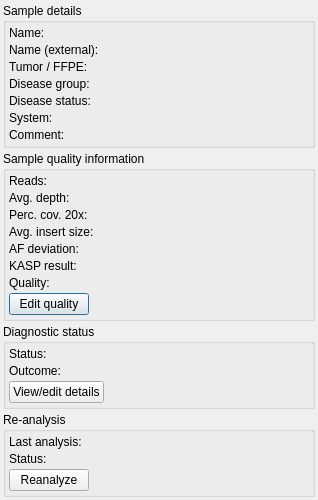
Old version of the form src/GSvar/SampleInformationDialog.ui in the repository imgag/ngs-bits.
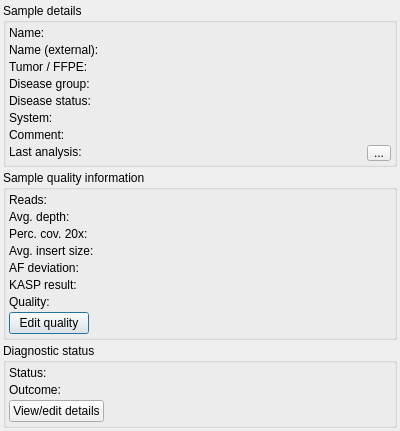
New version of the form. Icons and pictures are not drawn.

Commit message: NGSD/GSvar: added analysis status/queuing.

Patch:
```diff
--- a/src/GSvar/SampleInformationDialog.ui
+++ b/src/GSvar/SampleInformationDialog.ui
@@ -6,8 +6,8 @@
    <rect>
     <x>0</x>
     <y>0</y>
-    <width>318</width>
-    <height>470</height>
+    <width>400</width>
+    <height>428</height>
    </rect>
   </property>
   <property name="maximumSize">
@@ -64,27 +64,42 @@
         <property name="spacing">
          <number>3</number>
         </property>
-        <item row="6" column="0">
-         <widget class="QLabel" name="label_24">
-          <property name="toolTip">
-           <string>&lt;html&gt;&lt;head/&gt;&lt;body&gt;&lt;p&gt;Processed sample comment&lt;/p&gt;&lt;/body&gt;&lt;/html&gt;</string>
+        <item row="5" column="1">
+         <widget class="QLabel" name="system">
+          <property name="sizePolicy">
+           <sizepolicy hsizetype="Expanding" vsizetype="Preferred">
+            <horstretch>0</horstretch>
+            <verstretch>0</verstretch>
+           </sizepolicy>
           </property>
           <property name="text">
-           <string>Comment:</string>
+           <string/>
           </property>
-          <property name="alignment">
-           <set>Qt::AlignLeading|Qt::AlignLeft|Qt::AlignTop</set>
+         </widget>
+        </item>
+        <item row="2" column="1">
+         <widget class="QLabel" name="tumor_ffpe">
+          <property name="text">
+           <string/>
+          </property>
+         </widget>
+        </item>
+        <item row="1" column="1">
+         <widget class="QLabel" name="name_ext">
+          <property name="text">
+           <string/>
+          </property>
+         </widget>
+        </item>
+        <item row="3" column="0">
+         <widget class="QLabel" name="label_22">
+          <property name="text">
+           <string>Disease group:</string>
           </property>
          </widget>
         </item>
         <item row="6" column="1">
          <widget class="QLabel" name="comment">
-          <property name="sizePolicy">
-           <sizepolicy hsizetype="Preferred" vsizetype="Preferred">
-            <horstretch>0</horstretch>
-            <verstretch>0</verstretch>
-           </sizepolicy>
-          </property>
           <property name="text">
            <string/>
           </property>
@@ -100,6 +115,16 @@
           </property>
          </widget>
         </item>
+        <item row="7" column="0">
+         <widget class="QLabel" name="label_2">
+          <property name="text">
+           <string>Last analysis:</string>
+          </property>
+          <property name="alignment">
+           <set>Qt::AlignLeading|Qt::AlignLeft|Qt::AlignTop</set>
+          </property>
+         </widget>
+        </item>
         <item row="5" column="0">
          <widget class="QLabel" name="label_8">
           <property name="text">
@@ -107,20 +132,6 @@
           </property>
          </widget>
         </item>
-        <item row="1" column="1">
-         <widget class="QLabel" name="name_ext">
-          <property name="text">
-           <string/>
-          </property>
-         </widget>
-        </item>
-        <item row="2" column="1">
-         <widget class="QLabel" name="tumor_ffpe">
-          <property name="text">
-           <string/>
-          </property>
-         </widget>
-        </item>
         <item row="1" column="0">
          <widget class="QLabel" name="label_19">
           <property name="text">
@@ -128,6 +139,20 @@
           </property>
          </widget>
         </item>
+        <item row="0" column="1">
+         <widget class="QLabel" name="name">
+          <property name="text">
+           <string/>
+          </property>
+         </widget>
+        </item>
+        <item row="4" column="1">
+         <widget class="QLabel" name="disease_status">
+          <property name="text">
+           <string/>
+          </property>
+         </widget>
+        </item>
         <item row="0" column="0">
          <widget class="QLabel" name="label">
           <property name="text">
@@ -135,10 +160,16 @@
           </property>
          </widget>
         </item>
-        <item row="4" column="1">
-         <widget class="QLabel" name="disease_status">
+        <item row="6" column="0">
+         <widget class="QLabel" name="label_24">
+          <property name="toolTip">
+           <string>&lt;html&gt;&lt;head/&gt;&lt;body&gt;&lt;p&gt;Processed sample comment&lt;/p&gt;&lt;/body&gt;&lt;/html&gt;</string>
+          </property>
           <property name="text">
-           <string/>
+           <string>Comment:</string>
+          </property>
+          <property name="alignment">
+           <set>Qt::AlignLeading|Qt::AlignLeft|Qt::AlignTop</set>
           </property>
          </widget>
         </item>
@@ -156,32 +187,48 @@
           </property>
          </widget>
         </item>
-        <item row="3" column="0">
-         <widget class="QLabel" name="label_22">
-          <property name="text">
-           <string>Disease group:</string>
-          </property>
-         </widget>
-        </item>
-        <item row="5" column="1">
-         <widget class="QLabel" name="system">
-          <property name="sizePolicy">
-           <sizepolicy hsizetype="Expanding" vsizetype="Preferred">
-            <horstretch>0</horstretch>
-            <verstretch>0</verstretch>
-           </sizepolicy>
-          </property>
-          <property name="text">
-           <string/>
-          </property>
-         </widget>
-        </item>
-        <item row="0" column="1">
-         <widget class="QLabel" name="name">
-          <property name="text">
-           <string/>
-          </property>
-         </widget>
+        <item row="7" column="1">
+         <layout class="QHBoxLayout" name="horizontalLayout_3">
+          <item>
+           <widget class="QLabel" name="date_bam">
+            <property name="minimumSize">
+             <size>
+              <width>10</width>
+              <height>0</height>
+             </size>
+            </property>
+            <property name="toolTip">
+             <string>&lt;html&gt;&lt;head/&gt;&lt;body&gt;&lt;p&gt;BAM file date&lt;/p&gt;&lt;/body&gt;&lt;/html&gt;</string>
+            </property>
+            <property name="text">
+             <string/>
+            </property>
+            <property name="alignment">
+             <set>Qt::AlignLeading|Qt::AlignLeft|Qt::AlignTop</set>
+            </property>
+           </widget>
+          </item>
+          <item>
+           <widget class="QToolButton" name="restart_button">
+            <property name="minimumSize">
+             <size>
+              <width>16</width>
+              <height>16</height>
+             </size>
+            </property>
+            <property name="toolTip">
+             <string>Restart analysis.</string>
+            </property>
+            <property name="text">
+             <string>...</string>
+            </property>
+            <property name="icon">
+             <iconset resource="GSvar.qrc">
+              <normaloff>:/Icons/Refresh.png</normaloff>:/Icons/Refresh.png</iconset>
+            </property>
+           </widget>
+          </item>
+         </layout>
         </item>
        </layout>
       </item>
@@ -454,113 +501,6 @@
      </layout>
     </widget>
    </item>
-   <item>
-    <widget class="QGroupBox" name="groupBox_4">
-     <property name="title">
-      <string>Re-analysis</string>
-     </property>
-     <property name="flat">
-      <bool>true</bool>
-     </property>
-     <layout class="QVBoxLayout" name="verticalLayout_5" stretch="0">
-      <property name="spacing">
-       <number>3</number>
-      </property>
-      <property name="leftMargin">
-       <number>3</number>
-      </property>
-      <property name="topMargin">
-       <number>3</number>
-      </property>
-      <property name="rightMargin">
-       <number>3</number>
-      </property>
-      <property name="bottomMargin">
-       <number>3</number>
-      </property>
-      <item>
-       <layout class="QGridLayout" name="gridLayout_2">
-        <property name="spacing">
-         <number>3</number>
-        </property>
-        <item row="2" column="0">
-         <widget class="QLabel" name="label_6">
-          <property name="text">
-           <string>Status:</string>
-          </property>
-         </widget>
-        </item>
-        <item row="3" column="0" colspan="2">
-         <layout class="QHBoxLayout" name="horizontalLayout_5">
-          <property name="spacing">
-           <number>0</number>
-          </property>
-          <item>
-           <widget class="QPushButton" name="reanalyze_button">
-            <property name="text">
-             <string>Reanalyze</string>
-            </property>
-           </widget>
-          </item>
-          <item>
-           <spacer name="horizontalSpacer_4">
-            <property name="orientation">
-             <enum>Qt::Horizontal</enum>
-            </property>
-            <property name="sizeHint" stdset="0">
-             <size>
-              <width>40</width>
-              <height>20</height>
-             </size>
-            </property>
-           </spacer>
-          </item>
-         </layout>
-        </item>
-        <item row="0" column="1">
-         <widget class="QLabel" name="date_bam">
-          <property name="minimumSize">
-           <size>
-            <width>10</width>
-            <height>0</height>
-           </size>
-          </property>
-          <property name="toolTip">
-           <string>&lt;html&gt;&lt;head/&gt;&lt;body&gt;&lt;p&gt;BAM file date&lt;/p&gt;&lt;/body&gt;&lt;/html&gt;</string>
-          </property>
-          <property name="text">
-           <string/>
-          </property>
-         </widget>
-        </item>
-        <item row="0" column="0">
-         <widget class="QLabel" name="label_2">
-          <property name="text">
-           <string>Last analysis:</string>
-          </property>
-         </widget>
-        </item>
-        <item row="2" column="1">
-         <widget class="QLabel" name="status">
-          <property name="sizePolicy">
-           <sizepolicy hsizetype="Expanding" vsizetype="Preferred">
-            <horstretch>0</horstretch>
-            <verstretch>0</verstretch>
-           </sizepolicy>
-          </property>
-          <property name="text">
-           <string/>
-          </property>
-          <property name="openExternalLinks">
-           <bool>true</bool>
-          </property>
-         </widget>
-        </item>
-       </layout>
-      </item>
-     </layout>
-    </widget>
-   </item>
    <item>
     <spacer name="verticalSpacer">
      <property name="orientation">
```
Left out of the diff: 4 changed lines with no effect on the pictures. The commit also changes 39 other files.
